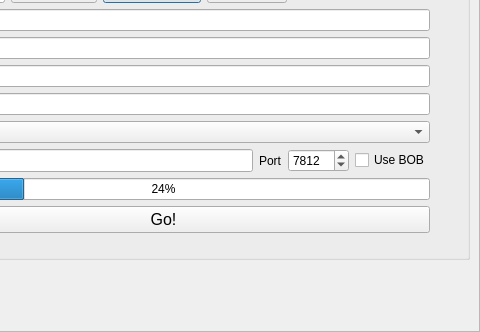
Qt form retroshare-gui/src/gui/GenCertDialog.ui (RetroShare/RetroShare) before a commit; both pictures show x 153 to 633 and y 174 to 506 of the 633 by 506 pixel window.
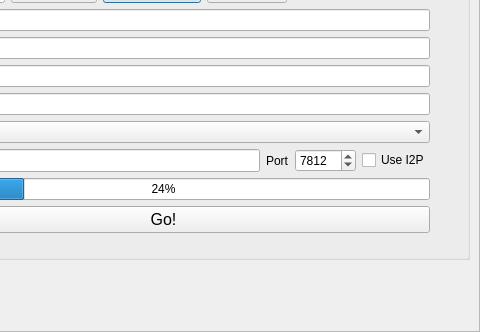
The same form after that commit. Icons and pictures are not drawn.

Commit message: GUI: remove i2p proxy port, there is none with SAM

```diff
--- a/retroshare-gui/src/gui/GenCertDialog.ui
+++ b/retroshare-gui/src/gui/GenCertDialog.ui
@@ -496,7 +496,7 @@
              <item>
               <widget class="QCheckBox" name="cbUseBob">
                <property name="text">
-                <string>Use BOB</string>
+                <string>Use I2P</string>
                </property>
               </widget>
              </item>
```
Left out of the diff: 2 changed lines with no effect on the pictures. The commit also changes 5 other files.
